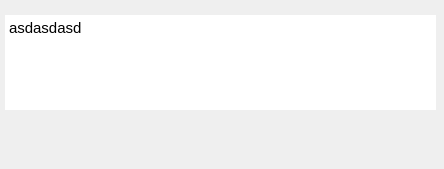
This is part.ui in NAD777/yandex-toDo as Qt 5 draws it before an edit. The edited form follows.
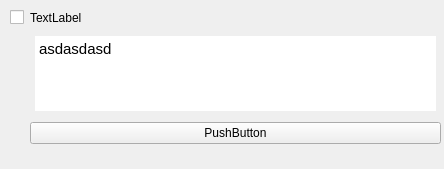
This is the edited form.

The edit to the form file:
```diff
--- a/part.ui
+++ b/part.ui
@@ -16,14 +16,28 @@
   <widget class="QWidget" name="verticalLayoutWidget">
    <property name="geometry">
     <rect>
-     <x>0</x>
+     <x>10</x>
      <y>10</y>
-     <width>441</width>
-     <height>105</height>
+     <width>431</width>
+     <height>134</height>
     </rect>
    </property>
-   <layout class="QVBoxLayout" name="verticalLayout">
-    <item>
+   <layout class="QGridLayout" name="gridLayout">
+    <item row="0" column="1">
+     <widget class="QLabel" name="label">
+      <property name="text">
+       <string>TextLabel</string>
+      </property>
+     </widget>
+    </item>
+    <item row="0" column="0">
+     <widget class="QCheckBox" name="checkBox">
+      <property name="text">
+       <string/>
+      </property>
+     </widget>
+    </item>
+    <item row="1" column="1">
      <widget class="QTextEdit" name="textEdit">
       <property name="styleSheet">
        <string notr="true">padding:5px;
@@ -38,6 +52,13 @@
       </property>
      </widget>
     </item>
+    <item row="2" column="1">
+     <widget class="QPushButton" name="pushButton">
+      <property name="text">
+       <string>PushButton</string>
+      </property>
+     </widget>
+    </item>
    </layout>
   </widget>
  </widget>
```
Left out of the diff: 2 changed lines with no effect on the pictures.
